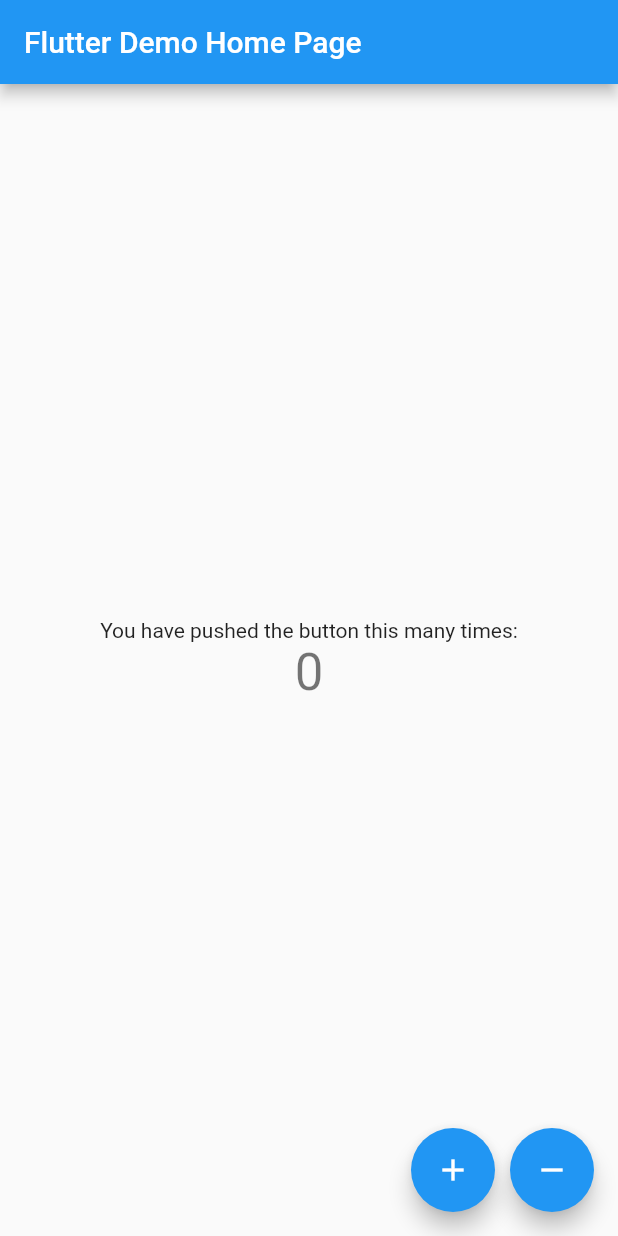
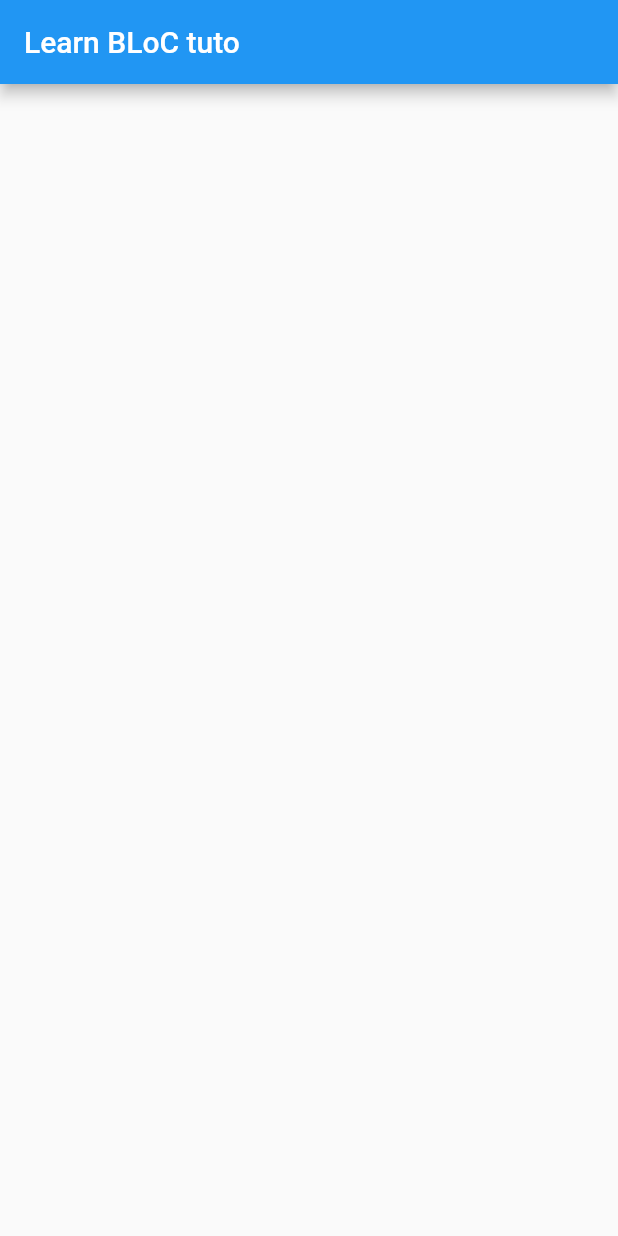
Before and after one commit to abdesselam-benameur/learn_bloc_pattern, a Flutter app: the screen it shows after launch, on a phone screen of 412 x 824 dp. Run offline on Flutter 3.47's test engine with Material 2 defaults, Android fonts, the phone set to English and light mode, and no system bars; our stand-ins replace flutter_bloc.

Commit message:
Some changes

```diff
--- a/lib/counter_event.dart
+++ b/lib/counter_event.dart
@@ -1,5 +1 @@
-abstract class CounterEvent {}
-
-class IncrementEvent extends CounterEvent {}
-
-class DecrementEvent extends CounterEvent {}
+enum CounterEvent { increment, decrement }
--- a/lib/counter_state.dart
+++ /dev/null
@@ -1,7 +0,0 @@
-class CounterState {
-  final int counter;
-
-  const CounterState({this.counter});
-
-  factory CounterState.initial() => CounterState(counter: 0);
-}
--- a/lib/main.dart
+++ b/lib/main.dart
@@ -1,7 +1,6 @@
 import 'package:flutter/material.dart';
 import 'package:flutter_bloc/flutter_bloc.dart';
 import 'package:learn_bloc_pattern/counter_event.dart';
-import 'package:learn_bloc_pattern/counter_state.dart';
 import 'counter_bloc.dart';
 
 void main() {
@@ -33,61 +32,54 @@ class MyHomePage extends StatefulWidget {
 }
 
 class _MyHomePageState extends State<MyHomePage> {
-  final _bloc = CounterBloc(CounterState(counter: 0));
-
-  @override
-  void dispose() {
-    _bloc.close();
-    super.dispose();
-  }
-
   @override
   Widget build(BuildContext context) {
     return Scaffold(
       appBar: AppBar(
-        title: Text(widget.title),
+        title: Text("Learn BLoC tuto"),
       ),
-      body: BlocBuilder<CounterBloc, CounterState>(
-        cubit: _bloc,
-        builder: (context, state) {
-          return Center(
-            child: StreamBuilder(
-              stream: _bloc.coutner,
-              initialData: 0,
-              builder: (BuildContext context, AsyncSnapshot<int> snapshot) {
-                return Column(
-                  mainAxisAlignment: MainAxisAlignment.center,
-                  children: <Widget>[
-                    Text(
-                      'You have pushed the button this many times:',
-                    ),
-                    Text(
-                      '${snapshot.data}',
-                      style: Theme.of(context).textTheme.headline4,
-                    ),
-                  ],
-                );
-              },
-            ),
-          );
-        },
-      ),
-      floatingActionButton: Row(
-        mainAxisAlignment: MainAxisAlignment.end,
-        children: [
-          FloatingActionButton(
-            onPressed: () => _bloc.counterEventSink.add(IncrementEvent()),
-            tooltip: 'Increment',
-            child: Icon(Icons.add),
-          ),
-          SizedBox(width: 10),
-          FloatingActionButton(
-            onPressed: () => _bloc.counterEventSink.add(DecrementEvent()),
-            tooltip: 'Decrement',
-            child: Icon(Icons.remove),
-          ),
-        ],
-      ),
+      body: Container(),
+      // body: BlocBuilder<CounterBloc, CounterState>(
+      //   cubit: _bloc,
+      //   builder: (context, state) {
+      //     return Center(
+      //       child: StreamBuilder(
+      //         stream: _bloc.coutner,
+      //         initialData: 0,
+      //         builder: (BuildContext context, AsyncSnapshot<int> snapshot) {
+      //           return Column(
+      //             mainAxisAlignment: MainAxisAlignment.center,
+      //             children: <Widget>[
+      //               Text(
+      //                 'You have pushed the button this many times:',
+      //               ),
+      //               Text(
+      //                 '${snapshot.data}',
+      //                 style: Theme.of(context).textTheme.headline4,
+      //               ),
+      //             ],
+      //           );
+      //         },
+      //       ),
+      //     );
+      //   },
+      // ),
+      // floatingActionButton: Row(
+      //   mainAxisAlignment: MainAxisAlignment.end,
+      //   children: [
+      //     FloatingActionButton(
+      //       onPressed: () => _bloc.counterEventSink.add(IncrementEvent()),
+      //       tooltip: 'Increment',
+      //       child: Icon(Icons.add),
+      //     ),
+      //     SizedBox(width: 10),
+      //     FloatingActionButton(
+      //       onPressed: () => _bloc.counterEventSink.add(DecrementEvent()),
+      //       tooltip: 'Decrement',
+      //       child: Icon(Icons.remove),
+      //     ),
+      //   ],
+      // ),
     );
   }
 }
```
Also changed, not shown: lib/counter_bloc.dart (+11 -21 lines).
